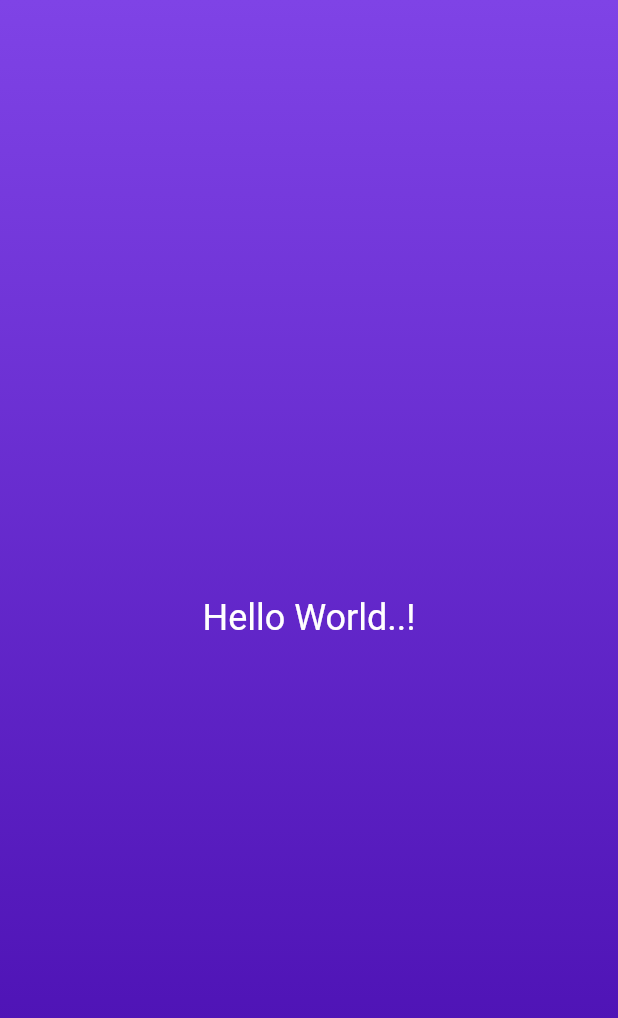
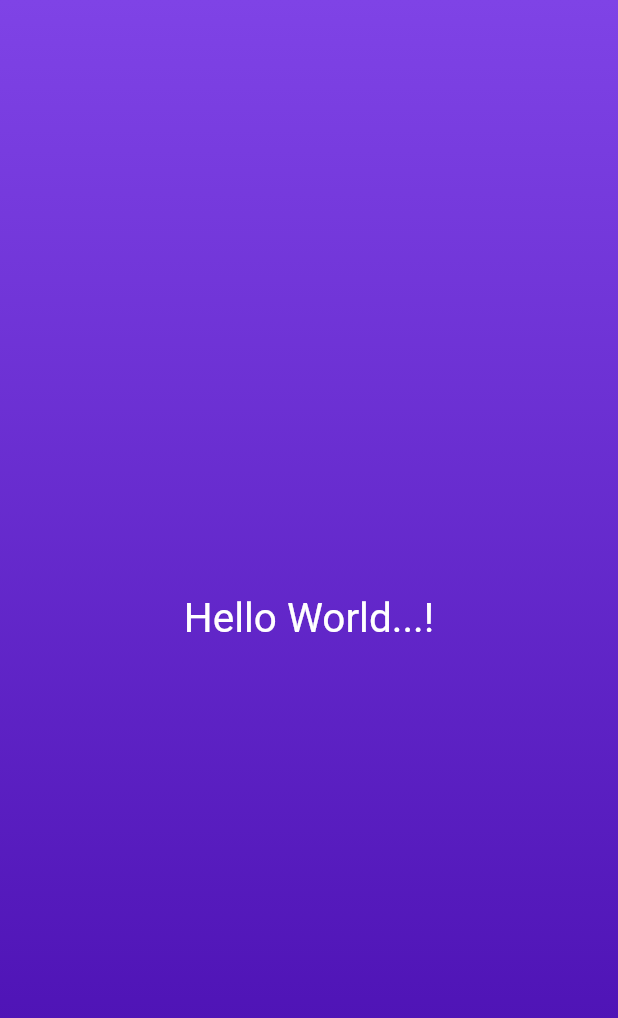
Before and after one commit to SyedAamirJawed/Dice_Roller_App, a Flutter app: the screen it shows after launch, on a phone screen of 412 x 824 dp. Shown: the top 1018 px of the screen. Run offline on Flutter 3.47's test engine with Material 2 defaults, Android fonts, the phone set to English and light mode, and no system bars.

Commit message:
Make Package Arrange Code

```diff
--- /dev/null
+++ b/lib/body/container_background.dart
@@ -0,0 +1,24 @@
+import 'package:flutter/material.dart';
+import 'package:first_app/body/style_text.dart';
+
+class MyBodyClass extends StatelessWidget {
+  const MyBodyClass({super.key});
+  @override
+  Widget build(context) {
+    return Container(
+      decoration: const BoxDecoration(
+        gradient: LinearGradient(
+          colors: [
+            Color.fromARGB(255, 127, 67, 230),
+            Color.fromARGB(255, 69, 10, 172),
+          ],
+          begin: Alignment.topCenter,
+          end: Alignment.bottomCenter,
+        ),
+      ),
+      child: const Center(
+        child: MyTextStyle(),
+      ),
+    );
+  }
+}
--- /dev/null
+++ b/lib/body/style_text.dart
@@ -0,0 +1,15 @@
+import 'package:flutter/material.dart';
+
+class MyTextStyle extends StatelessWidget {
+  const MyTextStyle({super.key});
+  @override
+  Widget build(context) {
+    return const Text(
+      "Hello World...!",
+      style: TextStyle(
+        color: Colors.white,
+        fontSize: 27,
+      ),
+    );
+  }
+}
--- a/lib/main.dart
+++ b/lib/main.dart
@@ -1,37 +1,12 @@
 import 'package:flutter/material.dart';
+import 'package:first_app/body/container_background.dart';
 
 void main() {
   runApp(
-    MaterialApp(
+    const MaterialApp(
       home: Scaffold(
         body: MyBodyClass(),
       ),
     ),
   );
 }
-
-class MyBodyClass extends StatelessWidget {
-  Widget build(context) {
-    return Container(
-      decoration: const BoxDecoration(
-        gradient: LinearGradient(
-          colors: [
-            Color.fromARGB(255, 127, 67, 230),
-            Color.fromARGB(255, 69, 10, 172),
-          ],
-          begin: Alignment.topCenter,
-          end: Alignment.bottomCenter,
-        ),
-      ),
-      child: const Center(
-        child: Text(
-          "Hello World..!",
-          style: TextStyle(
-            color: Colors.white,
-            fontSize: 24,
-          ),
-        ),
-      ),
-    );
-  }
-}
```
